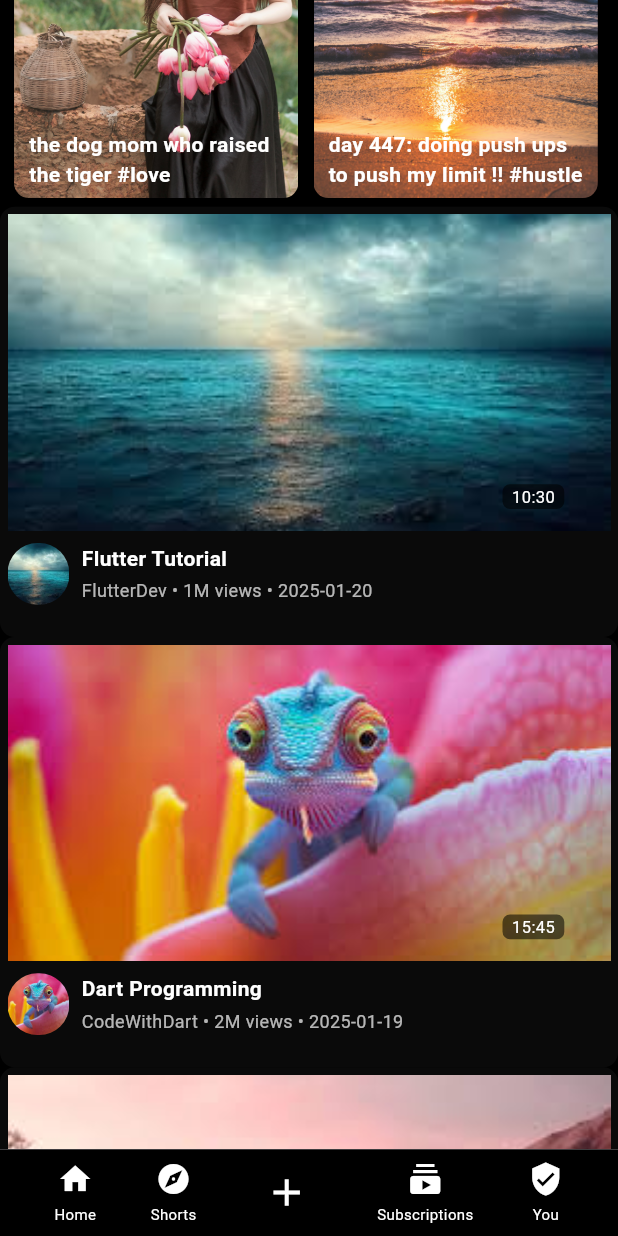
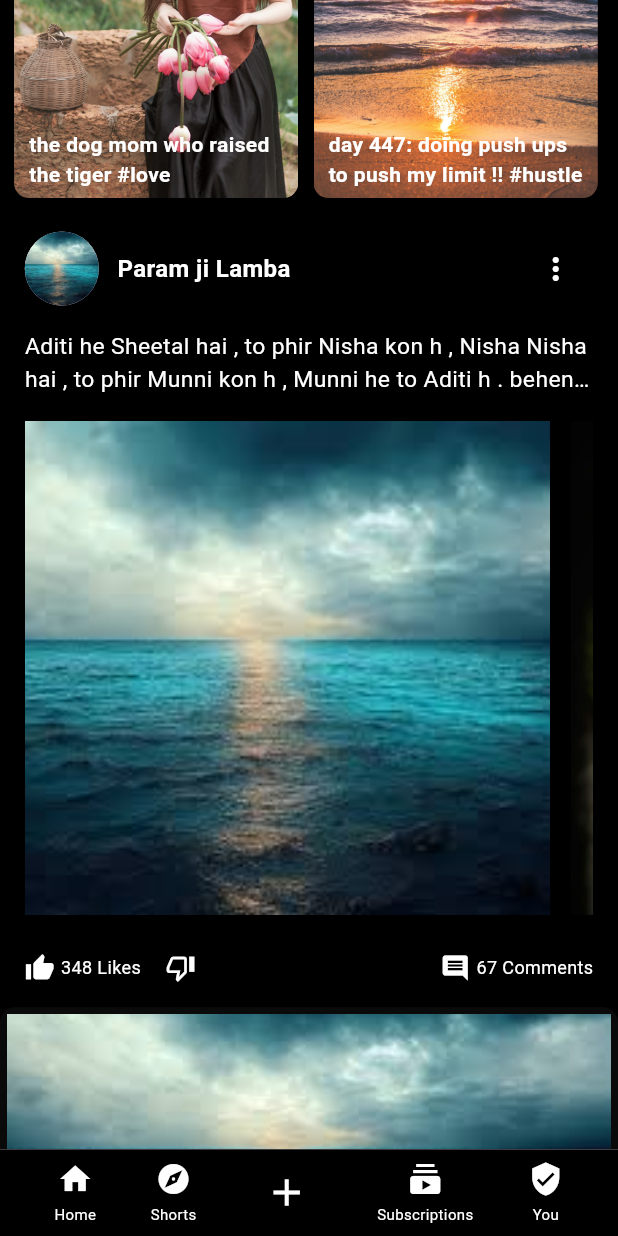
Before and after one commit to vishesh-tanwar/streamix-frontend, a Flutter app: the screen it shows after launch, scrolled down 576 dp, on a phone screen of 412 x 824 dp. Run offline on Flutter 3.47's test engine with Material 3 defaults, Android fonts, the phone set to English and light mode, and no system bars.

```diff
--- a/lib/main.dart
+++ b/lib/main.dart
@@ -1,8 +1,9 @@
 import 'package:flutter/material.dart';
+import 'package:project/src/screens/profile_screen.dart';
+import 'package:project/src/screens/shorts_screen.dart';
 import 'package:project/src/utils/keys.dart';
 import 'src/screens/home_screen.dart';
 
-// late Size mq ;
 void main() {
   runApp(const MyApp());
 }
@@ -12,10 +13,15 @@ class MyApp extends StatelessWidget {
 
   @override
   Widget build(BuildContext context) {
-    // mq = MediaQuery.of(context).size ;
     return MaterialApp(
       debugShowCheckedModeBanner: false,
-      home: const HomeScreen(), navigatorKey: Keys.navigatorKey,
+      navigatorKey: Keys.navigatorKey,
+      initialRoute: '/',
+      routes: {
+        '/': (context) => const HomeScreen(),
+        '/shorts' : (context) => ShortsScreen() ,
+        '/profile': (context) => ProfileScreen(),
+      },
     );
   }
 }
--- a/lib/src/components/bottom_bar.dart
+++ b/lib/src/components/bottom_bar.dart
@@ -21,14 +21,23 @@ class BottomBar extends StatelessWidget {
     AppIcons.you
   ];
 
+  final List<String> routes = [
+    '/',
+    '/shorts',
+    '',
+    '/subscriptions',
+    '/profile',
+  ];
+
   @override
   Widget build(BuildContext context) {
     return Container(
-      height: Scale.screenHeight* 0.07,
+      height: Scale.screenHeight * 0.07,
       color: Colors.black,
       child: Row(
         mainAxisAlignment: MainAxisAlignment.spaceEvenly,
         children: List.generate(icons.length, (index) {
+          // Handle Add button separately
           if (titles[index].isEmpty) {
             return IconButton(
               icon: Icon(
@@ -37,12 +46,21 @@ class BottomBar extends StatelessWidget {
                 size: 30,
               ),
               onPressed: () {
-
+                ScaffoldMessenger.of(context).showSnackBar(
+                  const SnackBar(content: Text("Add button pressed")),
+                );
               },
             );
           }
 
-          return Column(
+          // For other icons with navigation
+          return GestureDetector(
+            onTap: () {
+              if (routes[index].isNotEmpty) {
+                Navigator.pushNamed(context, routes[index]);
+              }
+            },
+            child: Column(
               mainAxisAlignment: MainAxisAlignment.center,
               children: [
                 Icon(
@@ -59,6 +77,7 @@ class BottomBar extends StatelessWidget {
                   ),
                 ),
               ],
+            ),
           );
         }),
       ),
--- a/lib/src/components/drawer.dart
+++ b/lib/src/components/drawer.dart
@@ -112,7 +112,7 @@ class MyDrawer extends StatelessWidget {
                       : icons[index] is String
                           ? Transform.translate(
                               offset: const Offset(
-                                  -6.6, 0.0), // Move left by 10 pixels
+                                  -6.6, 0.0),
                               child: Image.asset(
                                 icons[index],
                                 height: Scale.screenHeight * 0.034,
--- /dev/null
+++ b/lib/src/models/posts.dart
@@ -0,0 +1,29 @@
+class Posts {
+  final String logo;
+  final String name;
+  final String paragraph;
+  final List<String> images;
+  final int likes;
+  final int comments;
+
+  Posts(
+      {required this.logo,
+      required this.name,
+      required this.paragraph,
+      required this.images,
+      required this.likes,
+      required this.comments});
+}
+
+List<Posts> postData = [
+  Posts(
+    logo: "assets/images/image.jpeg",
+    name: "Param ji Lamba",
+    paragraph: "Aditi he Sheetal hai , to phir Nisha kon h , Nisha Nisha hai , to phir Munni kon h , Munni he to Aditi h . behen darr gyi !!",
+    images: [
+      "assets/images/image.jpeg","assets/images/reel.jpg","assets/images/image3.jpeg"
+    ],
+    likes: 348,
+    comments: 67
+  )
+];
--- a/lib/src/screens/home_screen.dart
+++ b/lib/src/screens/home_screen.dart
@@ -1,5 +1,7 @@
 import 'package:flutter/material.dart';
+import 'package:project/src/models/posts.dart';
 import 'package:project/src/utils/scale.dart';
+import 'package:project/src/widgets/post.dart';
 import 'package:project/src/widgets/reel_card.dart';
 import '../components/sliver_app_bar.dart';
 import '../components/bottom_bar.dart';
@@ -42,7 +44,7 @@ class _HomeScreenState extends State<HomeScreen> {
     return Scaffold(
       drawer: MyDrawer(),
       body: Container(
-        color: Colors.black, // Set background color to black
+        color: Colors.black,
         child: SafeArea(
           child: Builder(
             builder: (BuildContext scaffoldContext) {
@@ -64,13 +66,11 @@ class _HomeScreenState extends State<HomeScreen> {
                             spacing: 6,
                             runSpacing: 6,
                             children: [
-                              // for (var reel in reelData)
-                              //   ReelCard(
-                              //     reels: reel,
-                              //   ),
                               ...List.generate(reelData.length,(i)=>ReelCard(reels: reelData[i])),
                             ],
                           ),
+                          PostCard(posts: postData[0]),
+
                           ...List.generate(homeData.length,(i)=>VideoCard(video: homeData[i])),
                         ],
                       ),
--- a/lib/src/screens/profile_page.dart
+++ b/lib/src/screens/profile_screen.dart
@@ -1,11 +1,13 @@
 import 'package:flutter/material.dart';
+import 'package:project/src/components/bottom_bar.dart';
 
-class ProfilePage extends StatelessWidget {
+class ProfileScreen extends StatelessWidget {
   @override
   Widget build(BuildContext context) {
     return Scaffold(
       appBar: AppBar(title: const Text("Profile")),
       body: const Center(child: Text("Welcome to the Profile Page!")),
+      bottomNavigationBar: BottomBar(),
     );
   }
 }
--- /dev/null
+++ b/lib/src/screens/shorts_screen.dart
@@ -0,0 +1,16 @@
+import 'package:flutter/material.dart';
+import 'package:project/src/components/bottom_bar.dart';
+
+class ShortsScreen extends StatelessWidget {
+  @override
+  Widget build(BuildContext context) {
+    return Scaffold(
+      body: Center(
+          child: Text(
+        'shorts here',
+        style: TextStyle(color: Colors.black),
+      )),
+      bottomNavigationBar: BottomBar(),
+    );
+  }
+}
--- /dev/null
+++ b/lib/src/widgets/post.dart
@@ -0,0 +1,109 @@
+import 'package:flutter/material.dart';
+import 'package:project/src/models/posts.dart';
+import 'package:project/src/utils/scale.dart';
+
+class PostCard extends StatelessWidget {
+  final Posts posts;
+
+  const PostCard({super.key, required this.posts});
+
+  @override
+  Widget build(BuildContext context) {
+    return Container(
+      color: Colors.black,
+      padding: EdgeInsets.symmetric(
+        vertical: Scale.screenHeight * 0.02,
+        horizontal: Scale.screenWidth * 0.04,
+      ),
+      child: Column(
+        crossAxisAlignment: CrossAxisAlignment.start,
+        children: [
+          Row(
+            children: [
+              CircleAvatar(
+                backgroundImage: AssetImage(posts.logo),
+                radius: Scale.screenHeight * 0.03,
+              ),
+              SizedBox(width: Scale.screenWidth * 0.03),
+              Text(
+                posts.name,
+                style: const TextStyle(
+                  color: Colors.white,
+                  fontSize: 16,
+                  fontWeight: FontWeight.bold,
+                ),
+              ),
+              SizedBox(width: Scale.screenWidth * 0.4,),
+              Icon(Icons.more_vert,color: Colors.white,)
+            ],
+          ),
+          SizedBox(height: Scale.screenHeight * 0.02),
+
+          // Paragraph/Caption
+          Text(
+            posts.paragraph,
+            style: TextStyle(color: Colors.white, fontSize: 17.toScale),
+            maxLines: 2,
+            overflow: TextOverflow.ellipsis,
+          ),
+          SizedBox(height: Scale.screenHeight * 0.02),
+
+          // Images
+          if (posts.images.isNotEmpty)
+            SizedBox(
+              height: Scale.screenHeight * 0.4,
+              child: ListView.builder(
+                scrollDirection: Axis.horizontal,
+                itemCount: posts.images.length,
+                itemBuilder: (context, index) {
+                  return Padding(
+                    padding: EdgeInsets.only(right: Scale.screenWidth * 0.03),
+                    child:
+                    Padding(padding: EdgeInsets.only(right: 2.toScale),
+                      child: Image.asset(
+                      posts.images[index],
+                      fit: BoxFit.cover,
+                      width: Scale.screenWidth * 0.85,
+                      height: Scale.screenHeight * 0.3,
+                    ),
+                    )
+
+                  );
+                },
+              ),
+            ),
+
+          // Likes and Comments Row
+          SizedBox(height: Scale.screenHeight * 0.03),
+          Row(
+            mainAxisAlignment: MainAxisAlignment.spaceBetween,
+            children: [
+              Row(
+                children: [
+                  const Icon(Icons.thumb_up, color: Colors.white, size: 20),
+                  SizedBox(width: Scale.screenWidth * 0.01),
+                  Text(
+                    "${posts.likes} Likes",
+                    style: const TextStyle(color: Colors.white, fontSize: 12),
+                  ),
+                  SizedBox(width: Scale.screenWidth * 0.04,),
+                  const Icon(Icons.thumb_down_alt_outlined, color: Colors.white, size: 20,),
+                ],
+              ),
+              Row(
+                children: [
+                  const Icon(Icons.comment, color: Colors.white, size: 20),
+                  SizedBox(width: Scale.screenWidth * 0.01),
+                  Text(
+                    "${posts.comments} Comments",
+                    style: const TextStyle(color: Colors.white, fontSize: 12),
+                  ),
+                ],
+              ),
+            ],
+          ),
+        ],
+      ),
+    );
+  }
+}
--- a/lib/src/widgets/short_header.dart
+++ b/lib/src/widgets/short_header.dart
@@ -30,7 +30,7 @@ class ShortsHeader extends StatelessWidget {
           ),
         ),
         Padding(
-          padding: const EdgeInsets.only(right: 10.0),
+          padding: EdgeInsets.only(right: 10.toScale),
           child: const Icon(
             Icons.more_vert,
             color: Colors.white,
--- a/lib/src/widgets/video_card.dart
+++ b/lib/src/widgets/video_card.dart
@@ -18,7 +18,7 @@ class VideoCard extends StatelessWidget {
         color: const Color.fromARGB(255, 10, 10, 10),
         borderRadius: BorderRadius.circular(10),
       ),
-      padding: const EdgeInsets.all(5),
+      padding: EdgeInsets.all(5.toScale),
       child: Column(
         crossAxisAlignment: CrossAxisAlignment.start,
         children: [
@@ -39,7 +39,7 @@ class VideoCard extends StatelessWidget {
                   height: Scale.screenHeight * 0.02,
                   decoration: BoxDecoration(
                     color: const Color.fromARGB(141, 0, 0, 0),
-                    borderRadius: BorderRadius.circular(5),
+                    borderRadius: BorderRadius.circular(5.toScale),
                   ),
                   child: Center(
                     child: Text(
```
Lines whose indentation alone changed are shown as unchanged.
